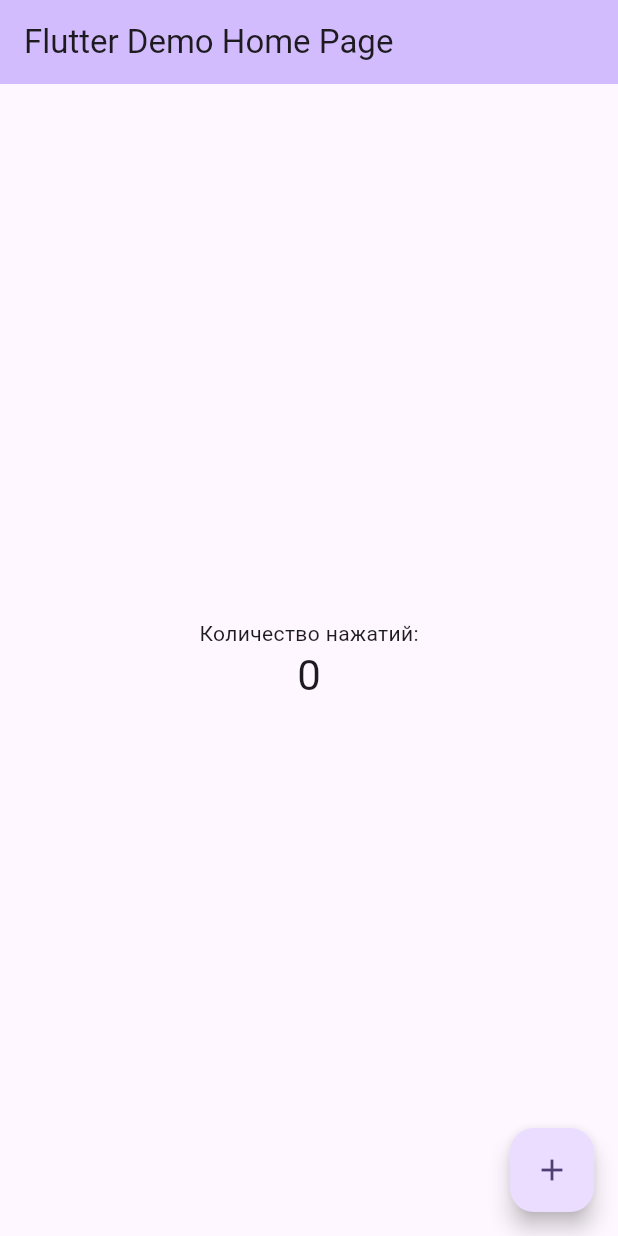
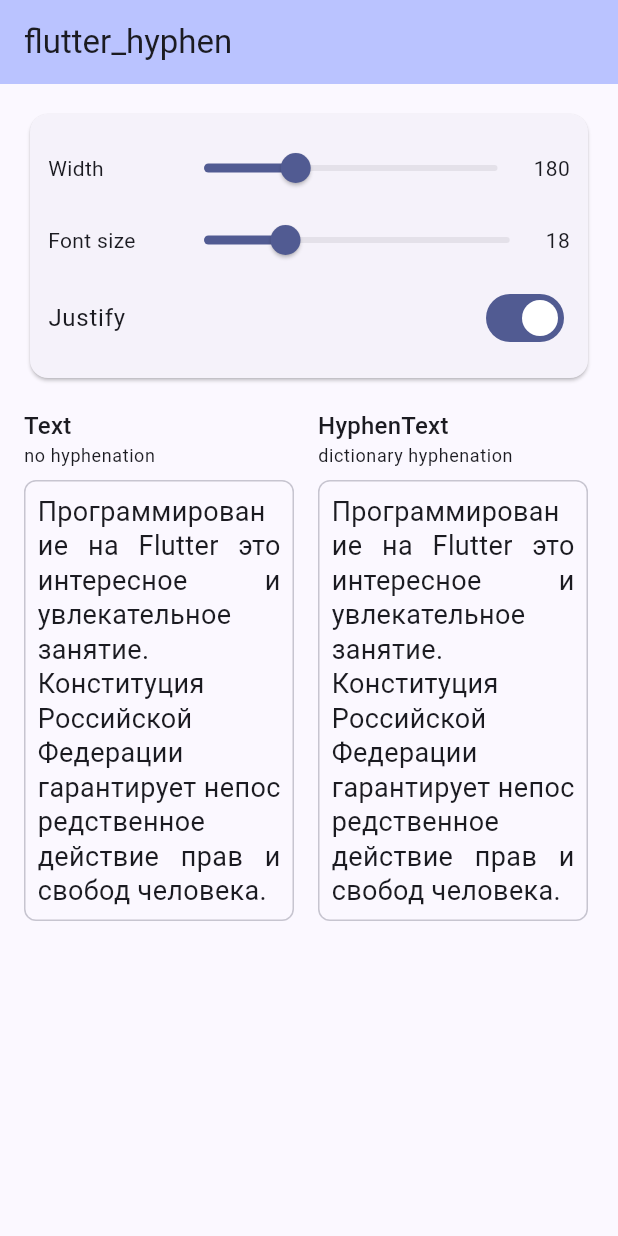
Before and after one commit to arxdeus/hyphenation, a Flutter app: the screen it shows after launch, on a phone screen of 412 x 824 dp. Run offline on Flutter 3.47's test engine with Material 3 defaults, Android fonts, the phone set to English and light mode, and no system bars; missing offline and left inert: hyphen, marionette_flutter; statements that could not run were skipped; project files that could hold a hidden picture were left out.

Commit message:
feat(example): interactive demo, marionette integration, narrow-column fix
Rewrites the example into a side-by-side Text vs HyphenText demo with live
width and font-size sliders, a readout of the lines actually painted, and the
dictionary break points for a few words.

Adds marionette_flutter so the demo can be driven and inspected by an agent
over the VM service. Driving it that way surfaced a real bug: at a width too
narrow for any hyphenated chunk, dry layout measured with an infinite width
while the real layout wrapped, so the two disagreed. _layoutDry now mirrors
RenderParagraph's own _adjustMaxWidth, and two regression tests cover it.

81 tests pass.

```diff
--- a/example/analysis_options.yaml
+++ b/example/analysis_options.yaml
@@ -5,9 +5,8 @@
 # IDEs (https://dart.dev/tools#ides-and-editors). The analyzer can also be
 # invoked from the command line by running `flutter analyze`.
 
-# The following line activates a set of recommended lints for Flutter apps,
-# packages, and plugins designed to encourage good coding practices.
-include: package:flutter_lints/flutter.yaml
+# The example follows the same rules as the package itself.
+include: ../analysis_options.yaml
 
 analyzer:
   exclude:
--- a/example/lib/main.dart
+++ b/example/lib/main.dart
@@ -1,128 +1,312 @@
+import 'package:flutter/foundation.dart';
 import 'package:flutter/material.dart';
 import 'package:flutter_hyphen/flutter_hyphen.dart';
-import 'package:hyphen/hyphen.dart';
+import 'package:marionette_flutter/marionette_flutter.dart';
+
+/// The Russian dictionary bundled with this example.
+///
+/// Generate your own with `substrings.pl` from the legacy engine, or grab a
+/// pattern file from CTAN. See the package README.
+const String kRussianDictionary = 'assets/dictionary/hyph_ru_RU.dic';
 
 Future<void> main() async {
-  WidgetsFlutterBinding.ensureInitialized();
-  final hyphen = await Hyphen.fromDictionaryPath(
-    'assets/dictionary/hyph_ru_RU.dic',
+  // Marionette lets an agent drive this demo (tap, screenshot, hot reload)
+  // over the VM service. It is debug-only and changes nothing about how the
+  // widgets below behave.
+  if (kDebugMode) {
+    MarionetteBinding.ensureInitialized();
+  } else {
+    WidgetsFlutterBinding.ensureInitialized();
+  }
+  // Registering here makes every HyphenText in the app hyphenate without any
+  // further plumbing.
+  await HyphenationRegistry.instance.registerAsset(
+    const Locale('ru', 'RU'),
+    kRussianDictionary,
   );
-  runApp(HyphenScope(child: const MyApp(), hyphenator: Hyphenator(hyphen)));
+  runApp(const HyphenDemoApp());
 }
 
-class MyApp extends StatelessWidget {
-  const MyApp({super.key});
+class HyphenDemoApp extends StatelessWidget {
+  const HyphenDemoApp({super.key});
 
-  // This widget is the root of your application.
   @override
   Widget build(BuildContext context) {
     return MaterialApp(
-      title: 'Flutter Demo',
+      title: 'flutter_hyphen',
       theme: ThemeData(
-        // This is the theme of your application.
-        //
-        // TRY THIS: Try running your application with "flutter run". You'll see
-        // the application has a purple toolbar. Then, without quitting the app,
-        // try changing the seedColor in the colorScheme below to Colors.green
-        // and then invoke "hot reload" (save your changes or press the "hot
-        // reload" button in a Flutter-supported IDE, or press "r" if you used
-        // the command line to start the app).
-        //
-        // Notice that the counter didn't reset back to zero; the application
-        // state is not lost during the reload. To reset the state, use hot
-        // restart instead.
-        //
-        // This works for code too, not just values: Most code changes can be
-        // tested with just a hot reload.
-        colorScheme: .fromSeed(seedColor: Colors.deepPurple),
+        colorScheme: ColorScheme.fromSeed(seedColor: Colors.indigo),
+        useMaterial3: true,
       ),
-      home: const MyHomePage(title: 'Flutter Demo Home Page'),
+      home: const DemoPage(),
     );
   }
 }
 
-class MyHomePage extends StatefulWidget {
-  const MyHomePage({super.key, required this.title});
-
-  // This widget is the home page of your application. It is stateful, meaning
-  // that it has a State object (defined below) that contains fields that affect
-  // how it looks.
-
-  // This class is the configuration for the state. It holds the values (in this
-  // case the title) provided by the parent (in this case the App widget) and
-  // used by the build method of the State. Fields in a Widget subclass are
-  // always marked "final".
-
-  final String title;
+class DemoPage extends StatefulWidget {
+  const DemoPage({super.key});
 
   @override
-  State<MyHomePage> createState() => _MyHomePageState();
+  State<DemoPage> createState() => _DemoPageState();
 }
 
-class _MyHomePageState extends State<MyHomePage> {
-  int _counter = 0;
+class _DemoPageState extends State<DemoPage> {
+  static const String _sample =
+      'Программирование на Flutter это интересное и увлекательное '
+      'занятие. Конституция Российской Федерации гарантирует '
+      'непосредственное действие прав и свобод человека.';
 
-  void _incrementCounter() {
-    setState(() {
-      // This call to setState tells the Flutter framework that something has
-      // changed in this State, which causes it to rerun the build method below
-      // so that the display can reflect the updated values. If we changed
-      // _counter without calling setState(), then the build method would not be
-      // called again, and so nothing would appear to happen.
-      _counter++;
-    });
-  }
+  double _width = 180;
+  double _fontSize = 18;
+  bool _justify = true;
 
   @override
   Widget build(BuildContext context) {
-    // This method is rerun every time setState is called, for instance as done
-    // by the _incrementCounter method above.
-    //
-    // The Flutter framework has been optimized to make rerunning build methods
-    // fast, so that you can just rebuild anything that needs updating rather
-    // than having to individually change instances of widgets.
+    final textStyle = TextStyle(fontSize: _fontSize, height: 1.3);
+    final align = _justify ? TextAlign.justify : TextAlign.start;
+
     return Scaffold(
       appBar: AppBar(
-        // TRY THIS: Try changing the color here to a specific color (to
-        // Colors.amber, perhaps?) and trigger a hot reload to see the AppBar
-        // change color while the other colors stay the same.
+        title: const Text('flutter_hyphen'),
         backgroundColor: Theme.of(context).colorScheme.inversePrimary,
-        // Here we take the value from the MyHomePage object that was created by
-        // the App.build method, and use it to set our appbar title.
-        title: Text(widget.title),
       ),
-      body: Center(
-        // Center is a layout widget. It takes a single child and positions it
-        // in the middle of the parent.
+      body: ListView(
+        padding: const EdgeInsets.all(16),
+        children: <Widget>[
+          _Controls(
+            width: _width,
+            fontSize: _fontSize,
+            justify: _justify,
+            onWidth: (double value) => setState(() => _width = value),
+            onFontSize: (double value) => setState(() => _fontSize = value),
+            onJustify: (bool value) => setState(() => _justify = value),
+          ),
+          const SizedBox(height: 16),
+          Row(
+            crossAxisAlignment: CrossAxisAlignment.start,
+            children: <Widget>[
+              _Column(
+                title: 'Text',
+                subtitle: 'no hyphenation',
+                width: _width,
+                child: Text(_sample, style: textStyle, textAlign: align),
+              ),
+              const SizedBox(width: 16),
+              _Column(
+                title: 'HyphenText',
+                subtitle: 'dictionary hyphenation',
+                width: _width,
+                child: HyphenText(_sample, style: textStyle, textAlign: align),
+              ),
+            ],
+          ),
+          const SizedBox(height: 24),
+          _RenderedLines(text: _sample, width: _width, style: textStyle),
+          const SizedBox(height: 24),
+          const _WordList(),
+        ],
+      ),
+    );
+  }
+}
+
+class _Controls extends StatelessWidget {
+  const _Controls({
+    required this.width,
+    required this.fontSize,
+    required this.justify,
+    required this.onWidth,
+    required this.onFontSize,
+    required this.onJustify,
+  });
+
+  final double width;
+  final double fontSize;
+  final bool justify;
+  final ValueChanged<double> onWidth;
+  final ValueChanged<double> onFontSize;
+  final ValueChanged<bool> onJustify;
+
+  @override
+  Widget build(BuildContext context) {
+    return Card(
+      child: Padding(
+        padding: const EdgeInsets.all(12),
         child: Column(
-          // Column is also a layout widget. It takes a list of children and
-          // arranges them vertically. By default, it sizes itself to fit its
-          // children horizontally, and tries to be as tall as its parent.
-          //
-          // Column has various properties to control how it sizes itself and
-          // how it positions its children. Here we use mainAxisAlignment to
-          // center the children vertically; the main axis here is the vertical
-          // axis because Columns are vertical (the cross axis would be
-          // horizontal).
-          //
-          // TRY THIS: Invoke "debug painting" (choose the "Toggle Debug Paint"
-          // action in the IDE, or press "p" in the console), to see the
-          // wireframe for each widget.
-          mainAxisAlignment: .center,
-          children: [
-            HyphenText('Количество нажатий:'),
-            Text(
-              '$_counter',
-              style: Theme.of(context).textTheme.headlineMedium,
+          children: <Widget>[
+            Row(
+              children: <Widget>[
+                const SizedBox(width: 80, child: Text('Width')),
+                Expanded(
+                  child: Slider(
+                    value: width,
+                    min: 80,
+                    max: 400,
+                    onChanged: onWidth,
+                  ),
+                ),
+                Text(width.round().toString()),
+              ],
+            ),
+            Row(
+              children: <Widget>[
+                const SizedBox(width: 80, child: Text('Font size')),
+                Expanded(
+                  child: Slider(
+                    value: fontSize,
+                    min: 10,
+                    max: 40,
+                    onChanged: onFontSize,
+                  ),
+                ),
+                Text(fontSize.round().toString()),
+              ],
+            ),
+            SwitchListTile(
+              contentPadding: EdgeInsets.zero,
+              title: const Text('Justify'),
+              value: justify,
+              onChanged: onJustify,
             ),
           ],
         ),
       ),
-      floatingActionButton: FloatingActionButton(
-        onPressed: _incrementCounter,
-        tooltip: 'Increment',
-        child: const Icon(Icons.add),
+    );
+  }
+}
+
+class _Column extends StatelessWidget {
+  const _Column({
+    required this.title,
+    required this.subtitle,
+    required this.width,
+    required this.child,
+  });
+
+  final String title;
+  final String subtitle;
+  final double width;
+  final Widget child;
+
+  @override
+  Widget build(BuildContext context) {
+    final theme = Theme.of(context);
+    return Column(
+      crossAxisAlignment: CrossAxisAlignment.start,
+      children: <Widget>[
+        Text(title, style: theme.textTheme.titleMedium),
+        Text(subtitle, style: theme.textTheme.bodySmall),
+        const SizedBox(height: 8),
+        Container(
+          width: width,
+          padding: const EdgeInsets.all(8),
+          decoration: BoxDecoration(
+            border: Border.all(color: theme.colorScheme.outlineVariant),
+            borderRadius: BorderRadius.circular(8),
+          ),
+          child: child,
+        ),
+      ],
+    );
+  }
+}
+
+/// Shows the lines a [HyphenText] actually paints for the sample text.
+///
+/// This makes the effect legible as text rather than pixels, which is handy
+/// when driving the demo from a tool.
+class _RenderedLines extends StatelessWidget {
+  const _RenderedLines({
+    required this.text,
+    required this.width,
+    required this.style,
+  });
+
+  final String text;
+  final double width;
+  final TextStyle style;
+
+  @override
+  Widget build(BuildContext context) {
+    final hyphenator = HyphenationRegistry.instance.resolve(
+      const Locale('ru', 'RU'),
+    );
+    if (hyphenator == null) {
+      return const SizedBox.shrink();
+    }
+    final painter = TextPainter(textDirection: TextDirection.ltr);
+    double measure(String value) {
+      painter
+        ..text = TextSpan(text: value, style: style)
+        ..layout();
+      return painter.width;
+    }
+
+    final lines = HyphenLineBreaker(
+      measure: measure,
+      hyphenator: hyphenator,
+    ).breakText(text, width - 18);
+    painter.dispose();
+
+    return Card(
+      child: Padding(
+        padding: const EdgeInsets.all(12),
+        child: Column(
+          crossAxisAlignment: CrossAxisAlignment.start,
+          children: <Widget>[
+            Text(
+              'Painted lines (${lines.length})',
+              style: Theme.of(context).textTheme.titleMedium,
+            ),
+            const SizedBox(height: 8),
+            for (final String line in lines)
+              Text(line, style: const TextStyle(fontFamily: 'monospace')),
+          ],
+        ),
       ),
     );
   }
 }
+
+/// Shows how individual words are split by the dictionary.
+class _WordList extends StatelessWidget {
+  const _WordList();
+
+  static const List<String> _words = <String>[
+    'программирование',
+    'Конституция',
+    'непосредственное',
+    'увлекательное',
+    'Федерации',
+  ];
+
+  @override
+  Widget build(BuildContext context) {
+    final hyphenator = HyphenationRegistry.instance.resolve(
+      const Locale('ru', 'RU'),
+    );
+    if (hyphenator == null) {
+      return const SizedBox.shrink();
+    }
+    return Card(
+      child: Padding(
+        padding: const EdgeInsets.all(12),
+        child: Column(
+          crossAxisAlignment: CrossAxisAlignment.start,
+          children: <Widget>[
+            Text(
+              'Dictionary break points',
+              style: Theme.of(context).textTheme.titleMedium,
+            ),
+            const SizedBox(height: 8),
+            for (final String word in _words)
+              Padding(
+                padding: const EdgeInsets.symmetric(vertical: 2),
+                child: Text('$word  →  ${hyphenator.split(word).join('-')}'),
+              ),
+          ],
+        ),
+      ),
+    );
+  }
+}
--- a/example/pubspec.yaml
+++ b/example/pubspec.yaml
@@ -33,6 +33,7 @@ dependencies:
   hyphen: ^0.4.0
   flutter_hyphen:
     path: ../
+  marionette_flutter: ^0.6.0
 
 dev_dependencies:
   flutter_test:
```
Also changed, not shown: lib/src/hyphen_paragraph.dart (+6 -2 lines), example/pubspec.lock, 2 other files.
